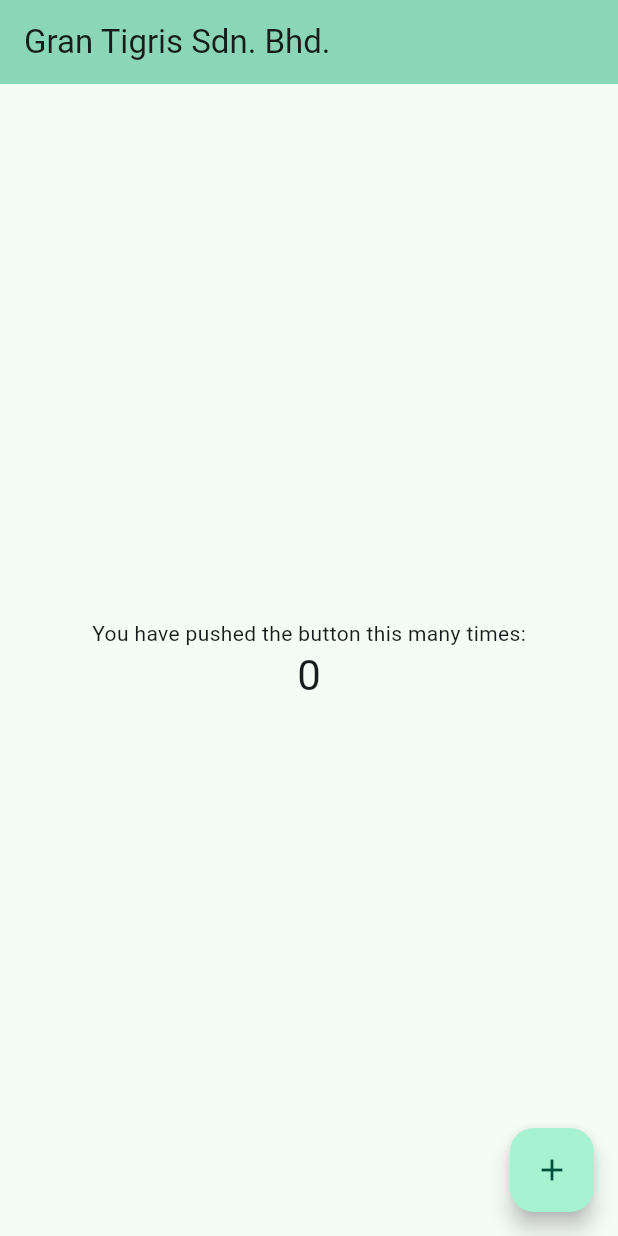
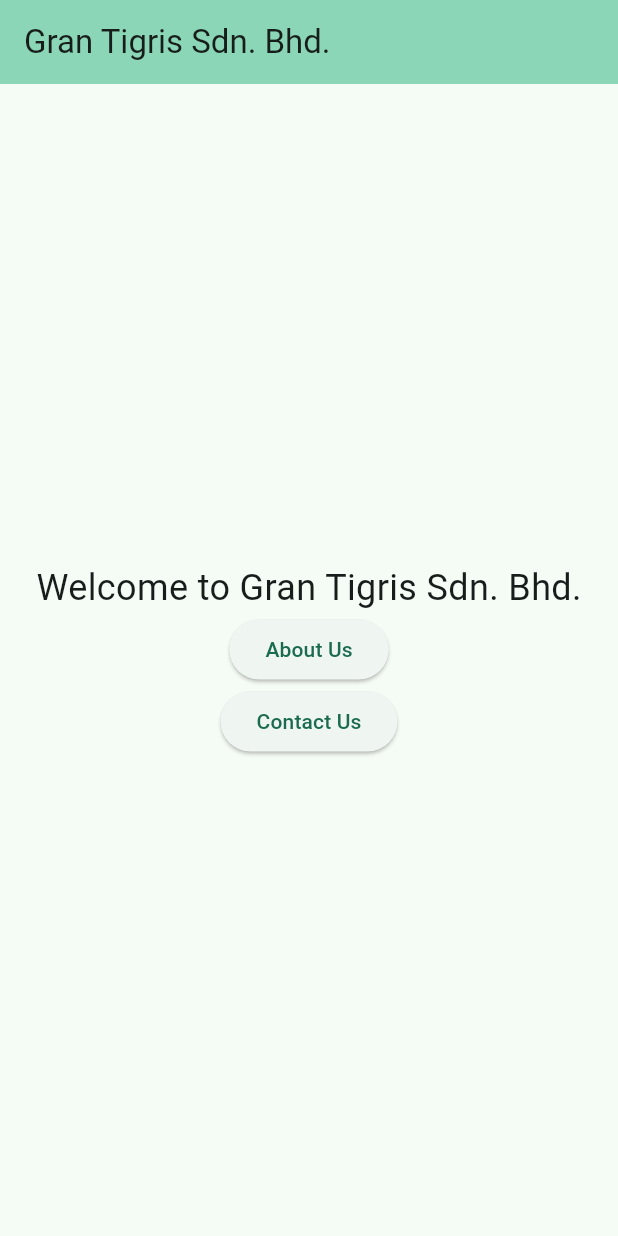
Before and after one commit to darksignal/gran_tigris_webapp, a Flutter app: the screen it shows after launch, on a phone screen of 412 x 824 dp. Run offline on Flutter 3.47's test engine with Material 2 defaults, Android fonts, the phone set to English and light mode, and no system bars; our stand-ins replace bloc, equatable.

Commit message:
First layout building with Material Design

```diff
--- /dev/null
+++ b/lib/features/gran_tigris_webapp/presentation/pages/about.dart
@@ -0,0 +1,28 @@
+import 'package:flutter/material.dart';
+
+class AboutPage extends StatelessWidget {
+  const AboutPage({super.key});
+  @override
+  Widget build(BuildContext context) {
+    // SEO optimization (meta tags)
+    // Monitoring and analytics (track pageview)
+
+    return Scaffold(
+      appBar: AppBar(
+        title: Text('About Us'),
+      ),
+      body: Center(
+        child: Column(
+          mainAxisAlignment: MainAxisAlignment.center,
+          children: <Widget>[
+            Text(
+              'About Gran Tigris Sdn. Bhd.',
+              style: TextStyle(fontSize: 24),
+            ),
+            // Add content about your company here
+          ],
+        ),
+      ),
+    );
+  }
+}
--- /dev/null
+++ b/lib/features/gran_tigris_webapp/presentation/pages/home.dart
@@ -0,0 +1,83 @@
+import 'package:flutter/material.dart';
+
+class MyHomePage extends StatefulWidget {
+  const MyHomePage({super.key, required this.title});
+
+  // This widget is the home page of your application. It is stateful, meaning
+  // that it has a State object (defined below) that contains fields that affect
+  // how it looks.
+
+  // This class is the configuration for the state. It holds the values (in this
+  // case the title) provided by the parent (in this case the App widget) and
+  // used by the build method of the State. Fields in a Widget subclass are
+  // always marked "final".
+
+  final String title;
+
+  @override
+  State<MyHomePage> createState() => _MyHomePageState();
+}
+
+class _MyHomePageState extends State<MyHomePage> {
+  @override
+  Widget build(BuildContext context) {
+    // This method is rerun every time setState is called, for instance as done
+    // by the _incrementCounter method above.
+    //
+    // The Flutter framework has been optimized to make rerunning build methods
+    // fast, so that you can just rebuild anything that needs updating rather
+    // than having to individually change instances of widgets.
+
+    // SEO optimization (meta tags)
+    // Monitoring and analytics (track pageview)
+    return Scaffold(
+      appBar: AppBar(
+        // TRY THIS: Try changing the color here to a specific color (to
+        // Colors.amber, perhaps?) and trigger a hot reload to see the AppBar
+        // change color while the other colors stay the same.
+        backgroundColor: Theme.of(context).colorScheme.inversePrimary,
+        // Here we take the value from the MyHomePage object that was created by
+        // the App.build method, and use it to set our appbar title.
+        title: Text(widget.title),
+      ),
+      body: Center(
+        // Center is a layout widget. It takes a single child and positions it
+        // in the middle of the parent.
+        child: Column(
+          // Column is also a layout widget. It takes a list of children and
+          // arranges them vertically. By default, it sizes itself to fit its
+          // children horizontally, and tries to be as tall as its parent.
+          //
+          // Column has various properties to control how it sizes itself and
+          // how it positions its children. Here we use mainAxisAlignment to
+          // center the children vertically; the main axis here is the vertical
+          // axis because Columns are vertical (the cross axis would be
+          // horizontal).
+          //
+          // TRY THIS: Invoke "debug painting" (choose the "Toggle Debug Paint"
+          // action in the IDE, or press "p" in the console), to see the
+          // wireframe for each widget.
+          mainAxisAlignment: MainAxisAlignment.center,
+          children: <Widget>[
+            Text(
+              'Welcome to Gran Tigris Sdn. Bhd.',
+              style: TextStyle(fontSize: 24),
+            ),
+            ElevatedButton(
+              onPressed: () {
+                Navigator.pushNamed(context, '/about');
+              },
+              child: Text('About Us'),
+            ),
+            ElevatedButton(
+              onPressed: () {
+                Navigator.pushNamed(context, '/contact');
+              },
+              child: Text('Contact Us'),
+            ),
+          ],
+        ),
+      ),
+    );
+  }
+}
--- a/lib/main.dart
+++ b/lib/main.dart
@@ -1,4 +1,7 @@
 import 'package:flutter/material.dart';
+import 'features/gran_tigris_webapp/presentation/pages/home.dart';
+import 'features/gran_tigris_webapp/presentation/pages/about.dart';
+import 'features/gran_tigris_webapp/presentation/pages/contact.dart';
 
 void main() {
   runApp(const MyApp());
@@ -32,95 +35,12 @@ class MyApp extends StatelessWidget {
             seedColor: const Color.fromARGB(255, 151, 206, 181)),
         useMaterial3: true,
       ),
-      home: const MyHomePage(title: 'Gran Tigris Sdn. Bhd.'),
+      home: MyHomePage(title: 'Gran Tigris Sdn. Bhd.'),
+      routes: {
+        //'/': (context) => const MyHomePage(title: 'Gran Tigris Sdn. Bhd.'),
+        '/about': (context) => const AboutPage(),
+        '/contact': (context) => ContactPage(),
+      },
     );
   }
 }
-
-class MyHomePage extends StatefulWidget {
-  const MyHomePage({super.key, required this.title});
-
-  // This widget is the home page of your application. It is stateful, meaning
-  // that it has a State object (defined below) that contains fields that affect
-  // how it looks.
-
-  // This class is the configuration for the state. It holds the values (in this
-  // case the title) provided by the parent (in this case the App widget) and
-  // used by the build method of the State. Fields in a Widget subclass are
-  // always marked "final".
-
-  final String title;
-
-  @override
-  State<MyHomePage> createState() => _MyHomePageState();
-}
-
-class _MyHomePageState extends State<MyHomePage> {
-  int _counter = 0;
-
-  void _incrementCounter() {
-    setState(() {
-      // This call to setState tells the Flutter framework that something has
-      // changed in this State, which causes it to rerun the build method below
-      // so that the display can reflect the updated values. If we changed
-      // _counter without calling setState(), then the build method would not be
-      // called again, and so nothing would appear to happen.
-      _counter++;
-    });
-  }
-
-  @override
-  Widget build(BuildContext context) {
-    // This method is rerun every time setState is called, for instance as done
-    // by the _incrementCounter method above.
-    //
-    // The Flutter framework has been optimized to make rerunning build methods
-    // fast, so that you can just rebuild anything that needs updating rather
-    // than having to individually change instances of widgets.
-    return Scaffold(
-      appBar: AppBar(
-        // TRY THIS: Try changing the color here to a specific color (to
-        // Colors.amber, perhaps?) and trigger a hot reload to see the AppBar
-        // change color while the other colors stay the same.
-        backgroundColor: Theme.of(context).colorScheme.inversePrimary,
-        // Here we take the value from the MyHomePage object that was created by
-        // the App.build method, and use it to set our appbar title.
-        title: Text(widget.title),
-      ),
-      body: Center(
-        // Center is a layout widget. It takes a single child and positions it
-        // in the middle of the parent.
-        child: Column(
-          // Column is also a layout widget. It takes a list of children and
-          // arranges them vertically. By default, it sizes itself to fit its
-          // children horizontally, and tries to be as tall as its parent.
-          //
-          // Column has various properties to control how it sizes itself and
-          // how it positions its children. Here we use mainAxisAlignment to
-          // center the children vertically; the main axis here is the vertical
-          // axis because Columns are vertical (the cross axis would be
-          // horizontal).
-          //
-          // TRY THIS: Invoke "debug painting" (choose the "Toggle Debug Paint"
-          // action in the IDE, or press "p" in the console), to see the
-          // wireframe for each widget.
-          mainAxisAlignment: MainAxisAlignment.center,
-          children: <Widget>[
-            const Text(
-              'You have pushed the button this many times:',
-            ),
-            Text(
-              '$_counter',
-              style: Theme.of(context).textTheme.headlineMedium,
-            ),
-          ],
-        ),
-      ),
-      floatingActionButton: FloatingActionButton(
-        onPressed: _incrementCounter,
-        tooltip: 'Increment',
-        child: const Icon(Icons.add),
-      ), // This trailing comma makes auto-formatting nicer for build methods.
-    );
-  }
-}
```
Also changed, not shown: lib/features/gran_tigris_webapp/presentation/pages/contact.dart (added, +48 -0 lines), pubspec.lock.
